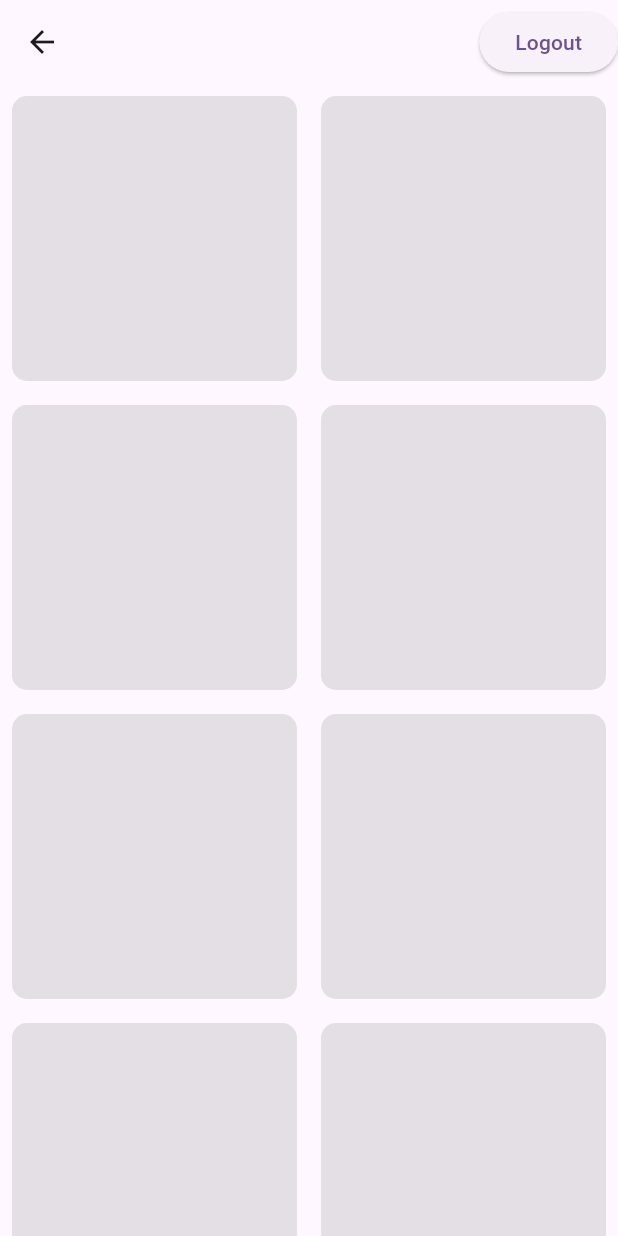
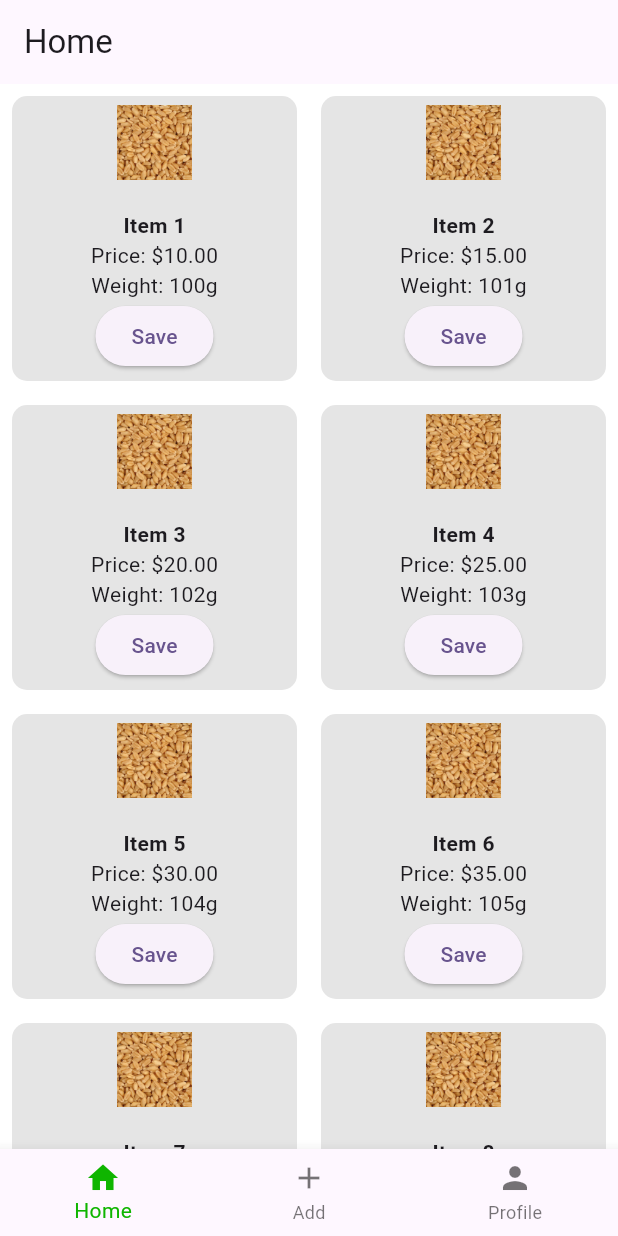
Before and after one commit to DeepVaghasiya15/Flutter-Project, a Flutter app: the HomeScreen screen opened directly, on a phone screen of 412 x 824 dp. Run offline on Flutter 3.47's test engine with Material 3 defaults, Android fonts, the phone set to English and light mode, and no system bars.

Commit message:
Add wheat image and update home screen

```diff
--- a/lib/Screens/home_screen.dart
+++ b/lib/Screens/home_screen.dart
@@ -11,39 +11,132 @@ class HomeScreen extends StatefulWidget {
 }
 
 class _HomeScreenState extends State<HomeScreen> {
-  @override
-  Widget build(BuildContext context) {
-    return Scaffold(
-      extendBodyBehindAppBar: true,
-      appBar: AppBar(
-        backgroundColor: Color.fromARGB(0, 255, 255, 255),
-        elevation: 0,
-        actions: [
-          ElevatedButton(
+  int _selectedIndex = 0;
+
+  void _showSignOutConfirmationDialog(BuildContext context) {
+    showDialog(
+      context: context,
+      builder: (BuildContext context) {
+        return AlertDialog(
+          title: Text("Sign Out"),
+          content: Text("Are you sure you want to sign out?"),
+          actions: <Widget>[
+            TextButton(
               onPressed: () {
+                Navigator.of(context).pop(); // Close the dialog
+              },
+              child: Text(
+                "Cancel",
+                style: TextStyle(color: Colors.red),
+              ),
+            ),
+            TextButton(
+              onPressed: () {
+                // Perform signout action
                 Navigator.push(
                   context,
                   MaterialPageRoute(builder: (context) => SignInScreen()),
                 );
               },
-            child: Text("Logout"),
+              child: Text(
+                "Sign Out",
+                style: TextStyle(color: Colors.green),
+              ),
+            ),
+          ],
+        );
+      },
+    );
+  }
+
+  List<Widget> _widgetOptions = <Widget>[
+    Container(
+      color: Colors.white,
+      child: GridView.count(
+        crossAxisCount: 2, // Two squares in each row
+        children: List.generate(
+          8, // Total number of squares
+          (index) => GridItem(
+            itemName: 'Item ${index + 1}',
+            itemPrice: 10.0 + index * 5,
+            itemWeight: '${100 + index}g',
+            onTap: () {
+              print('Item ${index + 1} tapped');
+            },
+            // margin: EdgeInsets.all(8),
+            // decoration: BoxDecoration(
+            //   color:
+            //       Colors.black.withOpacity(0.1), // Slightly transparent black
+            //   borderRadius: BorderRadius.circular(10),
+            // ),
+          ),
+        ),
+      ),
+      // child: Center(
+      //   child: Text('Home Screen'),
+      // ),
+    ),
+    Container(
+      color: Colors.white,
+      child: Center(
+        child: Text('Add Screen'),
+      ),
+    ),
+    Container(
+      color: Colors.white,
+      child: Center(
+        child: Text('Profile Screen'),
+      ),
+    ),
+  ];
+
+  void _onItemTapped(int index) {
+    setState(() {
+      _selectedIndex = index;
+    });
+  }
+
+  @override
+  Widget build(BuildContext context) {
+    return Scaffold(
+      appBar: AppBar(
+        title: Text('Home'),
+        automaticallyImplyLeading: false,
+        actions: [
+          if (_selectedIndex == 2)
+
+            // If Profile Screen is selected, show Signout button
+            IconButton(
+              icon: Icon(Icons.logout),
+              onPressed: () {
+                // Handle signout action here
+                _showSignOutConfirmationDialog(context);
+              },
             ),
         ],
       ),
-      body: GridView.count(
-        crossAxisCount: 2, // Two squares in each row
-        children: List.generate(
-          8, // Total number of squares
-          (index) => Container(
-            margin: EdgeInsets.all(8),
-            decoration: BoxDecoration(
-              color:
-                  Colors.black.withOpacity(0.1), // Slightly transparent black
-              borderRadius: BorderRadius.circular(10),
+      body: _widgetOptions.elementAt(_selectedIndex),
+      bottomNavigationBar: BottomNavigationBar(
+        items: const <BottomNavigationBarItem>[
+          BottomNavigationBarItem(
+            icon: Icon(Icons.home),
+            label: 'Home',
           ),
+          BottomNavigationBarItem(
+            icon: Icon(Icons.add),
+            label: 'Add',
           ),
+          BottomNavigationBarItem(
+            icon: Icon(Icons.person),
+            label: 'Profile',
           ),
+        ],
+        currentIndex: _selectedIndex,
+        selectedItemColor: Color.fromARGB(255, 15, 181, 0),
+        onTap: _onItemTapped,
       ),
+    );
+  }
 
   // body: Center(
   //     child: ElevatedButton(
@@ -58,6 +151,56 @@ class _HomeScreenState extends State<HomeScreen> {
   //           Navigator.push(context,
   //               MaterialPageRoute(builder: (context) => SignInScreen()));
   //         })),
+  // );
+}
+
+class GridItem extends StatelessWidget {
+  final String itemName;
+  final double itemPrice;
+  final String itemWeight;
+  final VoidCallback onTap;
+
+  const GridItem({
+    required this.itemName,
+    required this.itemPrice,
+    required this.itemWeight,
+    required this.onTap,
+  });
+
+  @override
+  Widget build(BuildContext context) {
+    return GestureDetector(
+      onTap: onTap,
+      child: Container(
+        margin: EdgeInsets.all(8),
+        decoration: BoxDecoration(
+          color: Colors.black.withOpacity(0.1),
+          borderRadius: BorderRadius.circular(10),
+        ),
+        child: Column(
+          mainAxisAlignment: MainAxisAlignment.center,
+          children: [
+            // Add your image here
+            Image.asset(
+              "assets/images/wheat_image.jpg", // Replace with your image path
+              width: 50,
+              height: 50,
+              fit: BoxFit.cover,
+            ),
+            SizedBox(height: 20),
+            Text(
+              itemName,
+              style: TextStyle(fontWeight: FontWeight.bold),
+            ),
+            Text('Price: \$${itemPrice.toStringAsFixed(2)}'),
+            Text('Weight: $itemWeight'),
+            ElevatedButton(
+              onPressed: onTap,
+              child: Text('Save'),
+            ),
+          ],
+        ),
+      ),
     );
   }
 }
--- a/pubspec.yaml
+++ b/pubspec.yaml
@@ -59,6 +59,8 @@ flutter:
   uses-material-design: true
   assets:
     - assets/images/farmer_logo.jpg
+    - assets/images/app_logo.png
+    - assets/images/wheat_image.jpg
 
   # To add assets to your application, add an assets section, like this:
   # assets:
```
Also changed, not shown: assets/images/wheat_image.jpg (added), 1 other file. Lines whose indentation alone changed are shown as unchanged.
